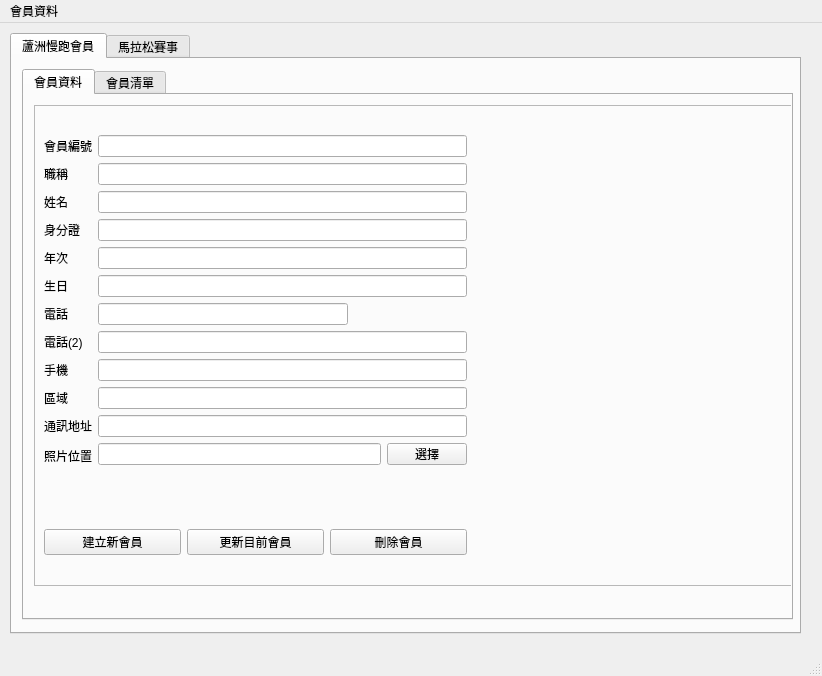
Above: mainwindow.ui from chungyihung/running_club before the change. Below: the same form after it.
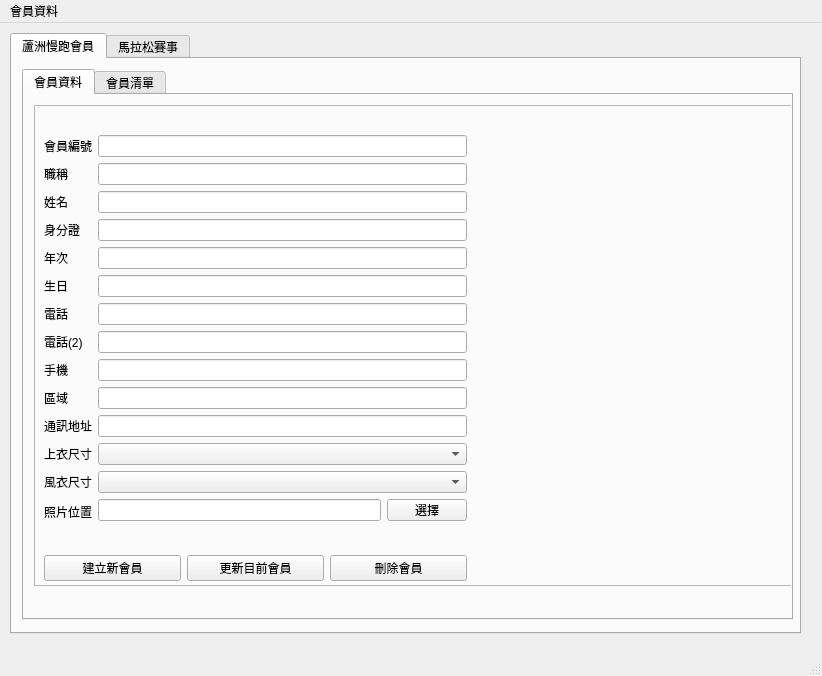
That is the form after the change. The open tabs and pages were chosen to show the change. Icons and pictures are not drawn.

The edit to the form file:
```diff
--- a/mainwindow.ui
+++ b/mainwindow.ui
@@ -64,7 +64,7 @@
         <widget class="QLabel" name="lbl_mbr_photo">
          <property name="geometry">
           <rect>
-           <x>440</x>
+           <x>460</x>
            <y>30</y>
            <width>261</width>
            <height>291</height>
@@ -92,7 +92,7 @@
            <x>10</x>
            <y>30</y>
            <width>423</width>
-           <height>420</height>
+           <height>446</height>
           </rect>
          </property>
          <layout class="QVBoxLayout" name="verticalLayout_3">
@@ -203,7 +203,7 @@
             <item row="6" column="1">
              <widget class="QLineEdit" name="edit_mbr_phone1">
               <property name="sizePolicy">
-               <sizepolicy hsizetype="Fixed" vsizetype="Fixed">
+               <sizepolicy hsizetype="Expanding" vsizetype="Fixed">
                 <horstretch>2</horstretch>
                 <verstretch>0</verstretch>
                </sizepolicy>
@@ -284,14 +284,14 @@
               </property>
              </widget>
             </item>
-            <item row="11" column="0">
+            <item row="13" column="0">
              <widget class="QLabel" name="lbl_mbr_photo_path">
               <property name="text">
                <string>照片位置</string>
               </property>
              </widget>
             </item>
-            <item row="11" column="1">
+            <item row="13" column="1">
              <layout class="QGridLayout" name="gridLayout">
               <item row="0" column="0">
                <widget class="QLineEdit" name="edit_mbr_photo_path">
@@ -319,6 +319,40 @@
               </property>
              </widget>
             </item>
+            <item row="11" column="1">
+             <widget class="QComboBox" name="cmbo_mbr_tshirt_sz">
+              <property name="minimumSize">
+               <size>
+                <width>250</width>
+                <height>0</height>
+               </size>
+              </property>
+             </widget>
+            </item>
+            <item row="11" column="0">
+             <widget class="QLabel" name="lbl_mbr_tshirt_sz">
+              <property name="text">
+               <string>上衣尺寸</string>
+              </property>
+             </widget>
+            </item>
+            <item row="12" column="0">
+             <widget class="QLabel" name="lbl_mbr_coat_sz">
+              <property name="text">
+               <string>風衣尺寸</string>
+              </property>
+             </widget>
+            </item>
+            <item row="12" column="1">
+             <widget class="QComboBox" name="cmbo_mbr_coat_sz">
+              <property name="minimumSize">
+               <size>
+                <width>250</width>
+                <height>0</height>
+               </size>
+              </property>
+             </widget>
+            </item>
            </layout>
           </item>
           <item>
```
Left out of the diff: 2 changed lines with no effect on the pictures.
